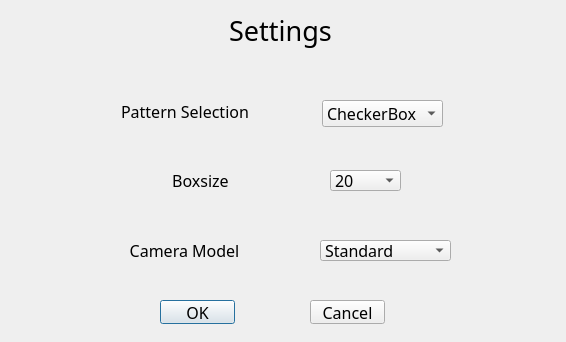
The window that settings.ui (JellyYuey/CV_cameraCalibrationTool) describes before a commit, drawn with Qt 5.
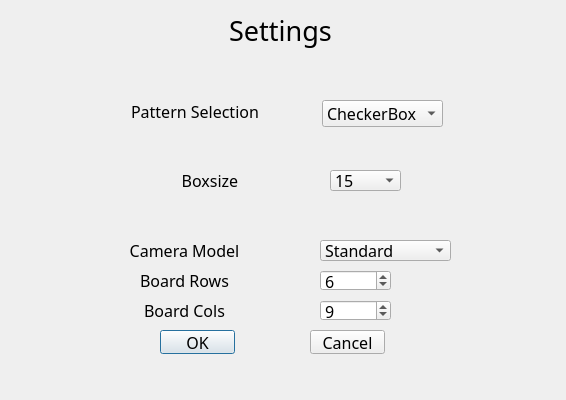
The same window after the commit.

The edit to the form file:
```diff
--- a/settings.ui
+++ b/settings.ui
@@ -7,7 +7,7 @@
     <x>0</x>
     <y>0</y>
     <width>566</width>
-    <height>342</height>
+    <height>400</height>
    </rect>
   </property>
   <property name="windowTitle">
@@ -18,7 +18,7 @@
     <rect>
      <x>120</x>
      <y>100</y>
-     <width>130</width>
+     <width>150</width>
      <height>22</height>
     </rect>
    </property>
@@ -40,7 +40,7 @@
     <rect>
      <x>160</x>
      <y>170</y>
-     <width>81</width>
+     <width>100</width>
      <height>20</height>
     </rect>
    </property>
@@ -72,6 +72,11 @@
      <pointsize>12</pointsize>
     </font>
    </property>
+   <item>
+    <property name="text">
+     <string>15</string>
+    </property>
+   </item>
    <item>
     <property name="text">
      <string>20</string>
@@ -136,7 +141,7 @@
    <property name="geometry">
     <rect>
      <x>160</x>
-     <y>300</y>
+     <y>330</y>
      <width>75</width>
      <height>24</height>
     </rect>
@@ -155,7 +160,7 @@
    <property name="geometry">
     <rect>
      <x>310</x>
-     <y>300</y>
+     <y>330</y>
      <width>75</width>
      <height>24</height>
     </rect>
@@ -222,6 +227,100 @@
     </property>
    </item>
   </widget>
+  <widget class="QLabel" name="labelRows">
+   <property name="geometry">
+    <rect>
+     <x>124</x>
+     <y>270</y>
+     <width>121</width>
+     <height>20</height>
+    </rect>
+   </property>
+   <property name="font">
+    <font>
+     <family>微软雅黑</family>
+     <pointsize>12</pointsize>
+    </font>
+   </property>
+   <property name="text">
+    <string>Board Rows</string>
+   </property>
+   <property name="alignment">
+    <set>Qt::AlignmentFlag::AlignCenter</set>
+   </property>
+  </widget>
+  <widget class="QSpinBox" name="BoardRows">
+   <property name="geometry">
+    <rect>
+     <x>320</x>
+     <y>270</y>
+     <width>71</width>
+     <height>21</height>
+    </rect>
+   </property>
+   <property name="font">
+    <font>
+     <family>微软雅黑</family>
+     <pointsize>12</pointsize>
+    </font>
+   </property>
+   <property name="minimum">
+    <number>2</number>
+   </property>
+   <property name="maximum">
+    <number>50</number>
+   </property>
+   <property name="value">
+    <number>6</number>
+   </property>
+  </widget>
+  <widget class="QLabel" name="labelCols">
+   <property name="geometry">
+    <rect>
+     <x>124</x>
+     <y>300</y>
+     <width>121</width>
+     <height>20</height>
+    </rect>
+   </property>
+   <property name="font">
+    <font>
+     <family>微软雅黑</family>
+     <pointsize>12</pointsize>
+    </font>
+   </property>
+   <property name="text">
+    <string>Board Cols</string>
+   </property>
+   <property name="alignment">
+    <set>Qt::AlignmentFlag::AlignCenter</set>
+   </property>
+  </widget>
+  <widget class="QSpinBox" name="BoardCols">
+   <property name="geometry">
+    <rect>
+     <x>320</x>
+     <y>300</y>
+     <width>71</width>
+     <height>21</height>
+    </rect>
+   </property>
+   <property name="font">
+    <font>
+     <family>微软雅黑</family>
+     <pointsize>12</pointsize>
+    </font>
+   </property>
+   <property name="minimum">
+    <number>2</number>
+   </property>
+   <property name="maximum">
+    <number>50</number>
+   </property>
+   <property name="value">
+    <number>9</number>
+   </property>
+  </widget>
  </widget>
  <resources/>
  <connections/>
```
Left out of the diff: 5 changed lines with no effect on the pictures.
